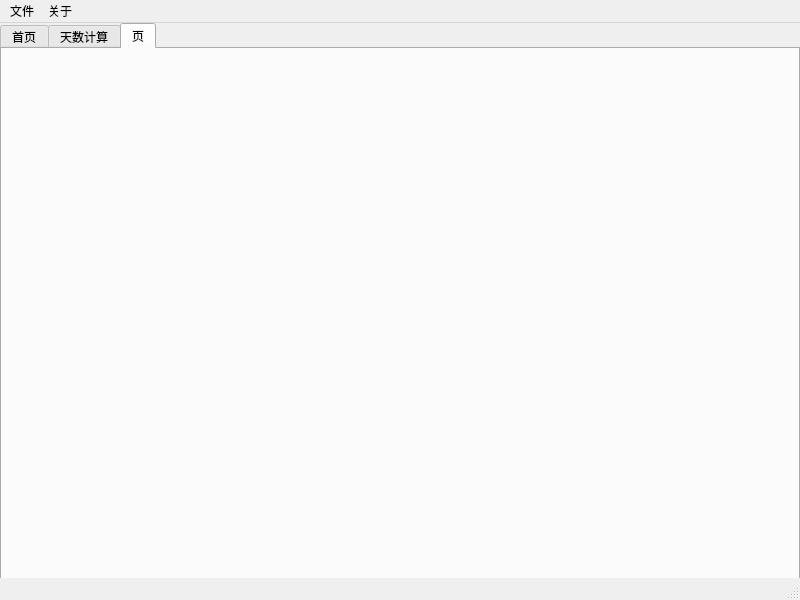
Before: the Qt Designer form toolbox.ui in prosivest/PythonNotes, drawn with Qt 5.
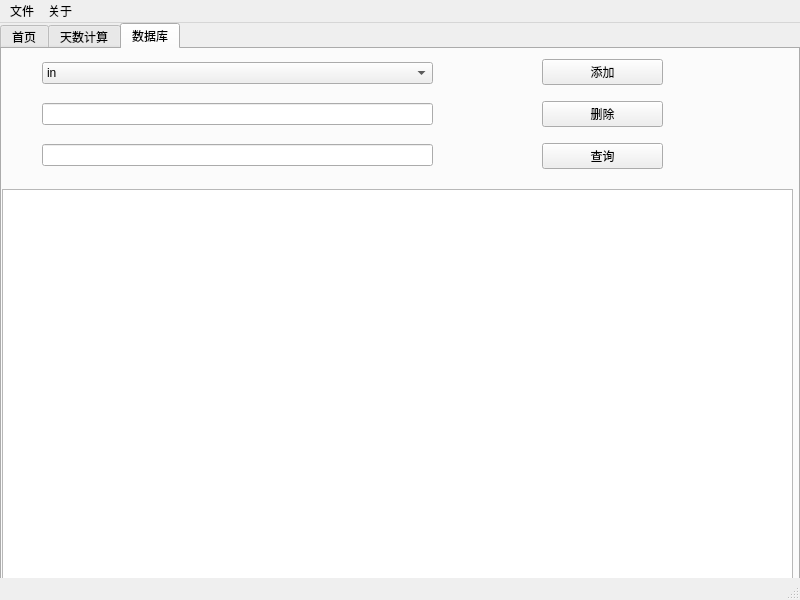
After: the same form once the commit is applied. The open tabs and pages were chosen to show the change.

Commit message: 增加数据库功能，使用tablewidget显示

What changed in the file:
```diff
--- a/toolbox.ui
+++ b/toolbox.ui
@@ -277,8 +277,83 @@
     </widget>
     <widget class="QWidget" name="tab_3">
      <attribute name="title">
-      <string>页</string>
+      <string>数据库</string>
      </attribute>
+     <widget class="QTableWidget" name="tableWidget">
+      <property name="geometry">
+       <rect>
+        <x>0</x>
+        <y>140</y>
+        <width>791</width>
+        <height>391</height>
+       </rect>
+      </property>
+     </widget>
+     <widget class="QWidget" name="verticalLayoutWidget_2">
+      <property name="geometry">
+       <rect>
+        <x>40</x>
+        <y>0</y>
+        <width>391</width>
+        <height>131</height>
+       </rect>
+      </property>
+      <layout class="QVBoxLayout" name="verticalLayout_2">
+       <item>
+        <widget class="QComboBox" name="comboBox">
+         <item>
+          <property name="text">
+           <string>in</string>
+          </property>
+         </item>
+         <item>
+          <property name="text">
+           <string>out</string>
+          </property>
+         </item>
+        </widget>
+       </item>
+       <item>
+        <widget class="QLineEdit" name="num_db"/>
+       </item>
+       <item>
+        <widget class="QLineEdit" name="text_db"/>
+       </item>
+      </layout>
+     </widget>
+     <widget class="QWidget" name="verticalLayoutWidget_3">
+      <property name="geometry">
+       <rect>
+        <x>540</x>
+        <y>0</y>
+        <width>121</width>
+        <height>131</height>
+       </rect>
+      </property>
+      <layout class="QVBoxLayout" name="verticalLayout_3">
+       <item>
+        <widget class="QPushButton" name="add_btn">
+         <property name="text">
+          <string>添加</string>
+         </property>
+        </widget>
+       </item>
+       <item>
+        <widget class="QPushButton" name="del_btn">
+         <property name="text">
+          <string>删除</string>
+         </property>
+        </widget>
+       </item>
+       <item>
+        <widget class="QPushButton" name="query_btn">
+         <property name="text">
+          <string>查询</string>
+         </property>
+        </widget>
+       </item>
+      </layout>
+     </widget>
     </widget>
    </widget>
   </widget>
```
Left out of the diff: 57 changed lines with no effect on the pictures. The commit also changes 4 other files.
